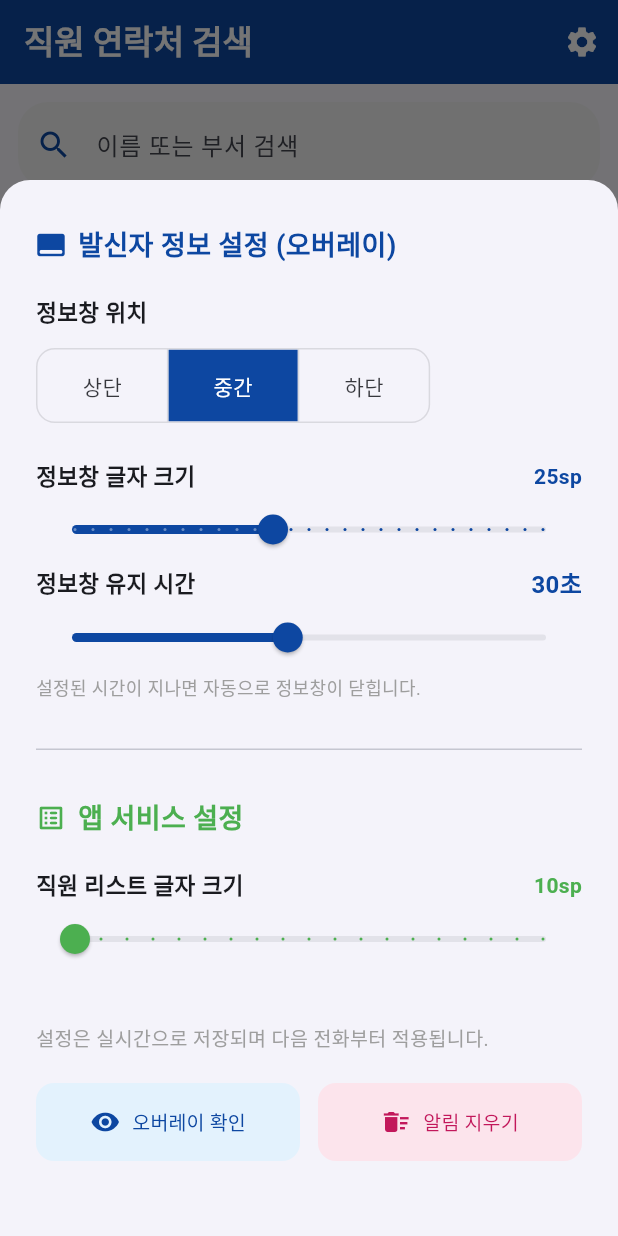
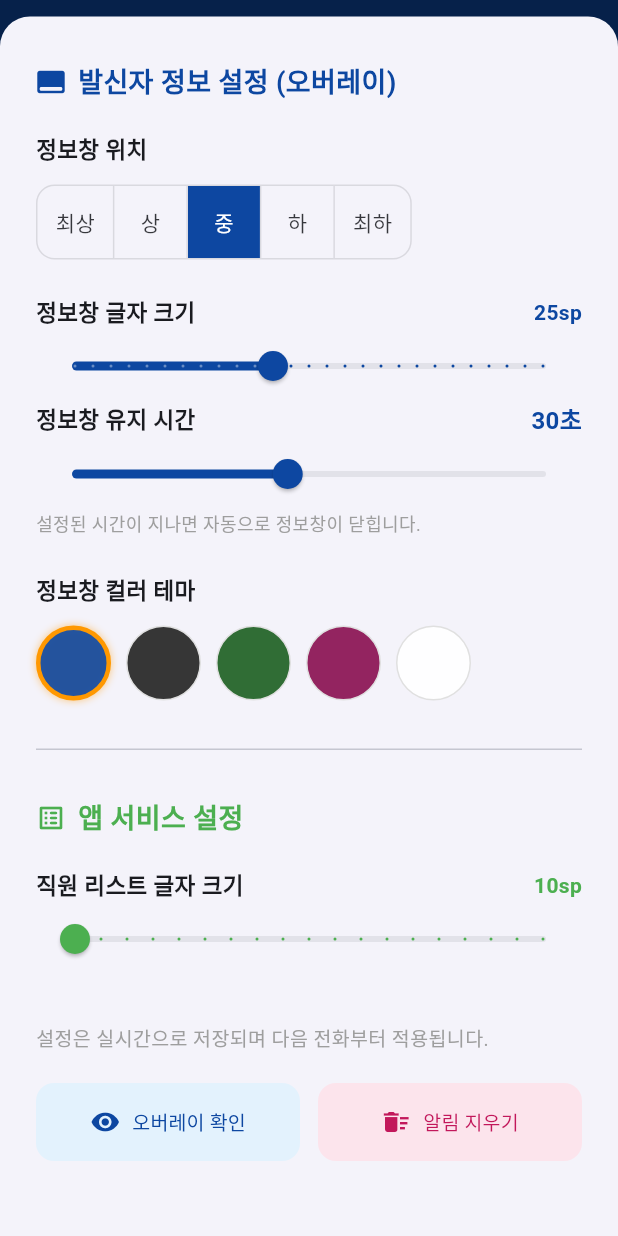
Before and after one commit to 21ckorea/BizWho, a Flutter app: the screen it shows after launch, after a tap on the "settings" icon, on a phone screen of 412 x 824 dp. Run offline on Flutter 3.47's test engine with Material 3 defaults, Android fonts, the phone set to English and light mode, and no system bars; our stand-ins replace csv, shared_preferences, sqflite; accounts and stored records are empty.

Commit message:
feat: v1.8.0 - 오버레이 위치 5단계 확대 및 테마 커스터마이징 기능 추가

```diff
--- a/lib/main.dart
+++ b/lib/main.dart
@@ -57,6 +57,18 @@ class _EmployeeSearchPageState extends State<EmployeeSearchPage> {
   double _listFontSize = 10.0; // v1.1.3: 리스트 전용 글자 크기 추가
   double _showDuration = 30.0; // v1.4.0: 정보창 유지 시간 (기본 30초)
 
+  // v1.8.0: 오버레이 테마 색상 추가
+  String _bgColor = 'E60D47A1'; // Default Signature Blue
+  String _textColor = 'FFFFFF'; // Default White
+
+  final List<Map<String, String>> _themes = [
+    {'name': '시그니처 블루', 'bg': 'E60D47A1', 'text': 'FFFFFF'},
+    {'name': '차콜 블랙', 'bg': 'E6212121', 'text': 'FFFFFF'},
+    {'name': '포레스트 그린', 'bg': 'E61B5E20', 'text': 'FFFFFF'},
+    {'name': '보르도 레드', 'bg': 'E6880E4F', 'text': 'FFFFFF'},
+    {'name': '모던 화이트', 'bg': 'F2FFFFFF', 'text': '0D47A1'},
+  ];
+
   @override
   void initState() {
     super.initState();
@@ -85,6 +97,8 @@ class _EmployeeSearchPageState extends State<EmployeeSearchPage> {
       _fontSize = (prefs.getInt('pref_size_v4') ?? 25).toDouble();
       _listFontSize = (prefs.getDouble('pref_list_size_v4') ?? 10.0);
       _showDuration = (prefs.getDouble('pref_duration_v4') ?? 30.0);
+      _bgColor = prefs.getString('pref_bg_v1') ?? 'E60D47A1';
+      _textColor = prefs.getString('pref_text_v1') ?? 'FFFFFF';
     });
   }
 
@@ -94,6 +108,8 @@ class _EmployeeSearchPageState extends State<EmployeeSearchPage> {
     await prefs.setInt('pref_size_v4', _fontSize.toInt());
     await prefs.setDouble('pref_list_size_v4', _listFontSize);
     await prefs.setDouble('pref_duration_v4', _showDuration);
+    await prefs.setString('pref_bg_v1', _bgColor);
+    await prefs.setString('pref_text_v1', _textColor);
   }
 
   Future<void> _initData() async {
@@ -267,7 +283,9 @@ class _EmployeeSearchPageState extends State<EmployeeSearchPage> {
                 'info': '홍미나(상무/팀장)\n전략기획지원팀',
                 'position': _position,
                 'fontSize': _fontSize.toInt(),
-                'duration': _showDuration.toInt()
+                'duration': _showDuration.toInt(),
+                'bgColor': _bgColor,
+                'textColor': _textColor
               });
             },
             label: const Text('오버레이 테스트'),
@@ -307,12 +325,20 @@ class _EmployeeSearchPageState extends State<EmployeeSearchPage> {
                   const Text('정보창 위치', style: TextStyle(fontSize: 15, fontWeight: FontWeight.w600)),
                   const SizedBox(height: 12),
                   ToggleButtons(
-                    isSelected: [_position == 'top', _position == 'middle', _position == 'bottom'],
+                    isSelected: [
+                      _position == 'top',
+                      _position == 'semi_top',
+                      _position == 'middle',
+                      _position == 'semi_bottom',
+                      _position == 'bottom'
+                    ],
                     onPressed: (index) {
                       setModalState(() {
                         if (index == 0) _position = 'top';
-                        else if (index == 1) _position = 'middle';
-                        else if (index == 2) _position = 'bottom';
+                        else if (index == 1) _position = 'semi_top';
+                        else if (index == 2) _position = 'middle';
+                        else if (index == 3) _position = 'semi_bottom';
+                        else if (index == 4) _position = 'bottom';
                       });
                       setState(() {});
                       _saveSettings();
@@ -321,9 +347,11 @@ class _EmployeeSearchPageState extends State<EmployeeSearchPage> {
                     selectedColor: Colors.white,
                     fillColor: const Color(0xFF0D47A1),
                     children: const [
-                      Padding(padding: EdgeInsets.symmetric(horizontal: 30), child: Text('상단')),
-                      Padding(padding: EdgeInsets.symmetric(horizontal: 30), child: Text('중간')),
-                      Padding(padding: EdgeInsets.symmetric(horizontal: 30), child: Text('하단')),
+                      Padding(padding: EdgeInsets.symmetric(horizontal: 12), child: Text('최상')),
+                      Padding(padding: EdgeInsets.symmetric(horizontal: 12), child: Text('상')),
+                      Padding(padding: EdgeInsets.symmetric(horizontal: 12), child: Text('중')),
+                      Padding(padding: EdgeInsets.symmetric(horizontal: 12), child: Text('하')),
+                      Padding(padding: EdgeInsets.symmetric(horizontal: 12), child: Text('최하')),
                     ],
                   ),
                   const SizedBox(height: 24),
@@ -371,6 +399,53 @@ class _EmployeeSearchPageState extends State<EmployeeSearchPage> {
                     },
                   ),
                   const Text('설정된 시간이 지나면 자동으로 정보창이 닫힙니다.', style: TextStyle(fontSize: 12, color: Colors.grey)),
+                  const SizedBox(height: 24),
+
+                  const Text('정보창 컬러 테마', style: TextStyle(fontSize: 15, fontWeight: FontWeight.w600)),
+                  const SizedBox(height: 12),
+                  SizedBox(
+                    height: 50,
+                    child: ListView.builder(
+                      scrollDirection: Axis.horizontal,
+                      itemCount: _themes.length,
+                      itemBuilder: (context, index) {
+                        final theme = _themes[index];
+                        final bool isSelected = _bgColor == theme['bg'];
+                        return GestureDetector(
+                          onTap: () {
+                            setModalState(() {
+                              _bgColor = theme['bg']!;
+                              _textColor = theme['text']!;
+                            });
+                            setState(() {});
+                            _saveSettings();
+                          },
+                          child: Container(
+                            margin: const EdgeInsets.only(right: 10),
+                            width: 50,
+                            decoration: BoxDecoration(
+                              color: Color(int.parse(theme['bg']!, radix: 16)),
+                              borderRadius: BorderRadius.circular(25),
+                              border: Border.all(
+                                color: isSelected ? Colors.orange : Colors.grey.shade300,
+                                width: isSelected ? 3 : 1,
+                              ),
+                              boxShadow: isSelected ? [BoxShadow(color: Colors.orange.withOpacity(0.5), blurRadius: 4)] : null,
+                            ),
+                            child: Center(
+                              child: Text(
+                                'A',
+                                style: TextStyle(
+                                  color: Color(int.parse(theme['text']!, radix: 16)),
+                                  fontWeight: FontWeight.bold
+                                )
+                              ),
+                            ),
+                          ),
+                        );
+                      },
+                    ),
+                  ),
 
                   const SizedBox(height: 32),
                   const Divider(height: 1, thickness: 1),
@@ -419,7 +494,9 @@ class _EmployeeSearchPageState extends State<EmployeeSearchPage> {
                               'info': '홍미나(상무/팀장)\n전략기획지원팀',
                               'position': _position,
                               'fontSize': _fontSize.toInt(),
-                              'duration': _showDuration.toInt()
+                              'duration': _showDuration.toInt(),
+                              'bgColor': _bgColor,
+                              'textColor': _textColor
                             });
                           },
                           icon: const Icon(Icons.remove_red_eye, size: 20),
```
Also changed, not shown: 3 other files.
